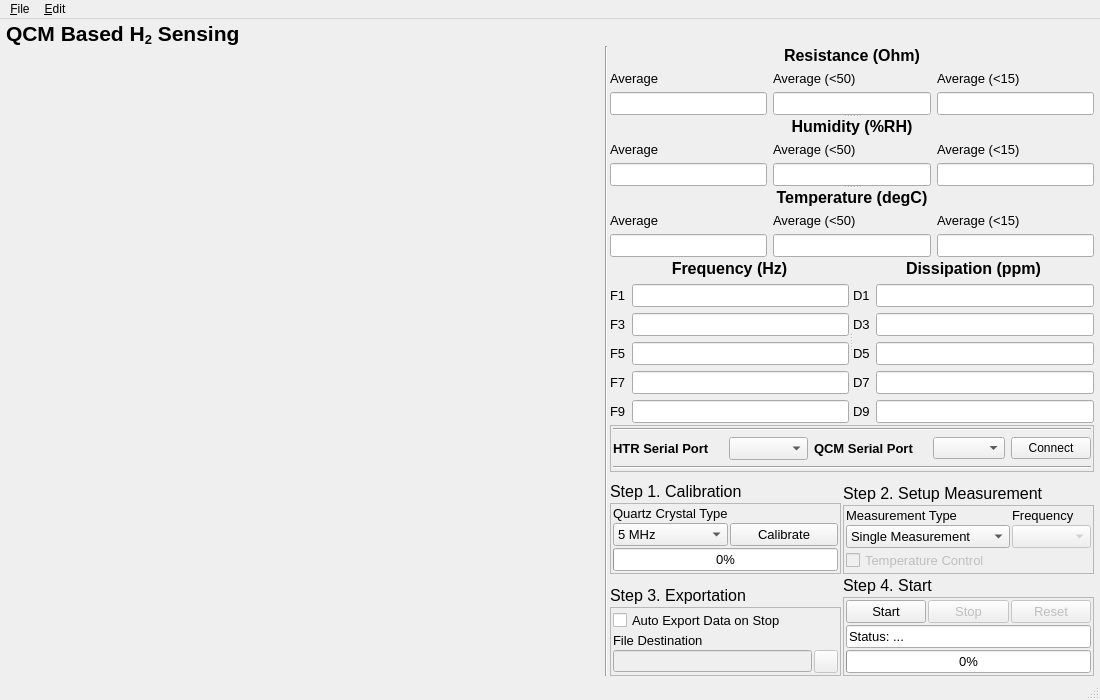
Qt form ui/main_gui.ui (CydiaBoss/uc-htr-sensor) before a commit.
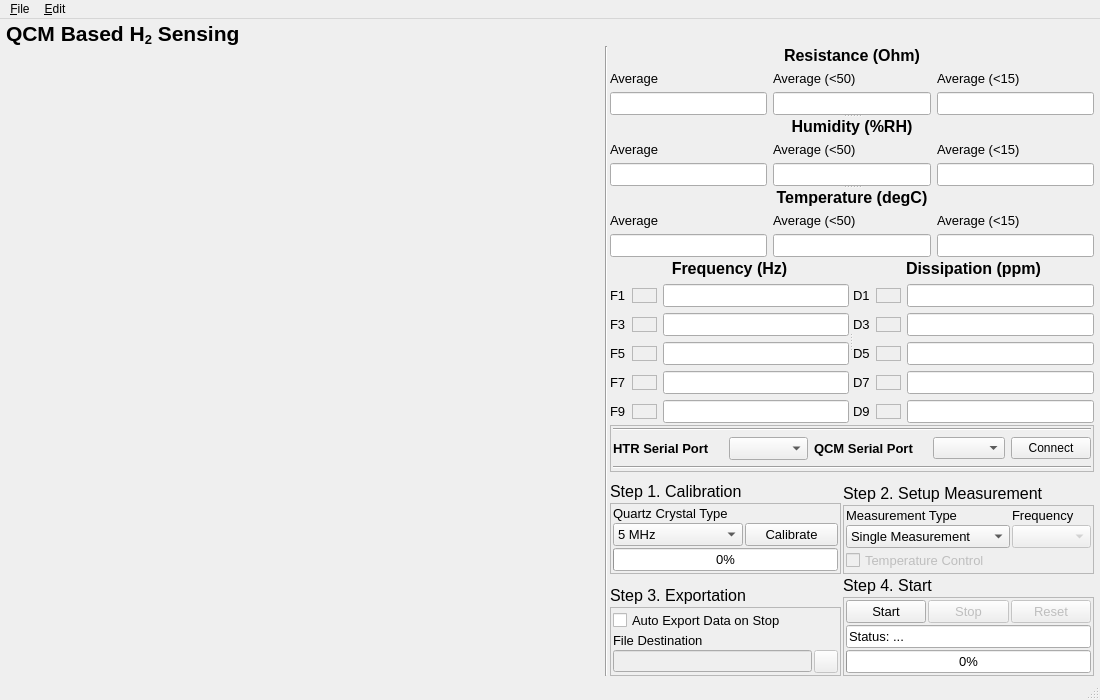
The same form after that commit. Icons and pictures are not drawn. Custom widgets are drawn as their Qt base class.

Commit message: #65 add colour legend to system

Patch:
```diff
--- a/ui/main_gui.ui
+++ b/ui/main_gui.ui
@@ -513,24 +513,9 @@
                </widget>
               </item>
               <item row="1" column="0">
-               <layout class="QGridLayout" name="gridLayout_18">
-                <item row="0" column="0">
-                 <widget class="QLabel" name="label_24">
-                  <property name="font">
-                   <font>
-                    <pointsize>10</pointsize>
-                   </font>
-                  </property>
-                  <property name="text">
-                   <string>F1</string>
-                  </property>
-                  <property name="buddy">
-                   <cstring>freq_f1</cstring>
-                  </property>
-                 </widget>
-                </item>
-                <item row="0" column="1">
-                 <widget class="QLineEdit" name="freq_f1">
+               <layout class="QGridLayout" name="gridLayout_18" columnminimumwidth="0,25,0">
+                <item row="3" column="2">
+                 <widget class="QLineEdit" name="freq_f7">
                   <property name="font">
                    <font>
                     <pointsize>10</pointsize>
@@ -541,6 +526,37 @@
                   </property>
                  </widget>
                 </item>
+                <item row="2" column="1">
+                 <widget class="QFrame" name="f5_colour">
+                  <property name="maximumSize">
+                   <size>
+                    <width>25</width>
+                    <height>15</height>
+                   </size>
+                  </property>
+                  <property name="frameShape">
+                   <enum>QFrame::StyledPanel</enum>
+                  </property>
+                  <property name="frameShadow">
+                   <enum>QFrame::Sunken</enum>
+                  </property>
+                 </widget>
+                </item>
+                <item row="4" column="0">
+                 <widget class="QLabel" name="label_28">
+                  <property name="font">
+                   <font>
+                    <pointsize>10</pointsize>
+                   </font>
+                  </property>
+                  <property name="text">
+                   <string>F9</string>
+                  </property>
+                  <property name="buddy">
+                   <cstring>freq_f9</cstring>
+                  </property>
+                 </widget>
+                </item>
                 <item row="1" column="0">
                  <widget class="QLabel" name="label_25">
                   <property name="font">
@@ -556,7 +572,7 @@
                   </property>
                  </widget>
                 </item>
-                <item row="1" column="1">
+                <item row="1" column="2">
                  <widget class="QLineEdit" name="freq_f3">
                   <property name="font">
                    <font>
@@ -568,6 +584,37 @@
                   </property>
                  </widget>
                 </item>
+                <item row="1" column="1">
+                 <widget class="QFrame" name="f3_colour">
+                  <property name="maximumSize">
+                   <size>
+                    <width>25</width>
+                    <height>15</height>
+                   </size>
+                  </property>
+                  <property name="frameShape">
+                   <enum>QFrame::StyledPanel</enum>
+                  </property>
+                  <property name="frameShadow">
+                   <enum>QFrame::Sunken</enum>
+                  </property>
+                 </widget>
+                </item>
+                <item row="0" column="0">
+                 <widget class="QLabel" name="label_24">
+                  <property name="font">
+                   <font>
+                    <pointsize>10</pointsize>
+                   </font>
+                  </property>
+                  <property name="text">
+                   <string>F1</string>
+                  </property>
+                  <property name="buddy">
+                   <cstring>freq_f1</cstring>
+                  </property>
+                 </widget>
+                </item>
                 <item row="2" column="0">
                  <widget class="QLabel" name="label_26">
                   <property name="font">
@@ -583,18 +630,6 @@
                   </property>
                  </widget>
                 </item>
-                <item row="2" column="1">
-                 <widget class="QLineEdit" name="freq_f5">
-                  <property name="font">
-                   <font>
-                    <pointsize>10</pointsize>
-                   </font>
-                  </property>
-                  <property name="readOnly">
-                   <bool>true</bool>
-                  </property>
-                 </widget>
-                </item>
                 <item row="3" column="0">
                  <widget class="QLabel" name="label_27">
                   <property name="font">
@@ -610,34 +645,7 @@
                   </property>
                  </widget>
                 </item>
-                <item row="3" column="1">
-                 <widget class="QLineEdit" name="freq_f7">
-                  <property name="font">
-                   <font>
-                    <pointsize>10</pointsize>
-                   </font>
-                  </property>
-                  <property name="readOnly">
-                   <bool>true</bool>
-                  </property>
-                 </widget>
-                </item>
-                <item row="4" column="0">
-                 <widget class="QLabel" name="label_28">
-                  <property name="font">
-                   <font>
-                    <pointsize>10</pointsize>
-                   </font>
-                  </property>
-                  <property name="text">
-                   <string>F9</string>
-                  </property>
-                  <property name="buddy">
-                   <cstring>freq_f9</cstring>
-                  </property>
-                 </widget>
-                </item>
-                <item row="4" column="1">
+                <item row="4" column="2">
                  <widget class="QLineEdit" name="freq_f9">
                   <property name="font">
                    <font>
@@ -649,6 +657,78 @@
                   </property>
                  </widget>
                 </item>
+                <item row="3" column="1">
+                 <widget class="QFrame" name="f7_colour">
+                  <property name="maximumSize">
+                   <size>
+                    <width>25</width>
+                    <height>15</height>
+                   </size>
+                  </property>
+                  <property name="frameShape">
+                   <enum>QFrame::StyledPanel</enum>
+                  </property>
+                  <property name="frameShadow">
+                   <enum>QFrame::Sunken</enum>
+                  </property>
+                 </widget>
+                </item>
+                <item row="0" column="2">
+                 <widget class="QLineEdit" name="freq_f1">
+                  <property name="font">
+                   <font>
+                    <pointsize>10</pointsize>
+                   </font>
+                  </property>
+                  <property name="readOnly">
+                   <bool>true</bool>
+                  </property>
+                 </widget>
+                </item>
+                <item row="2" column="2">
+                 <widget class="QLineEdit" name="freq_f5">
+                  <property name="font">
+                   <font>
+                    <pointsize>10</pointsize>
+                   </font>
+                  </property>
+                  <property name="readOnly">
+                   <bool>true</bool>
+                  </property>
+                 </widget>
+                </item>
+                <item row="4" column="1">
+                 <widget class="QFrame" name="f9_colour">
+                  <property name="maximumSize">
+                   <size>
+                    <width>25</width>
+                    <height>15</height>
+                   </size>
+                  </property>
+                  <property name="frameShape">
+                   <enum>QFrame::StyledPanel</enum>
+                  </property>
+                  <property name="frameShadow">
+                   <enum>QFrame::Sunken</enum>
+                  </property>
+                 </widget>
+                </item>
+                <item row="0" column="1">
+                 <widget class="QFrame" name="f1_colour">
+                  <property name="maximumSize">
+                   <size>
+                    <width>25</width>
+                    <height>15</height>
+                   </size>
+                  </property>
+                  <property name="frameShape">
+                   <enum>QFrame::StyledPanel</enum>
+                  </property>
+                  <property name="frameShadow">
+                   <enum>QFrame::Sunken</enum>
+                  </property>
+                 </widget>
+                </item>
                </layout>
               </item>
              </layout>
@@ -656,46 +736,7 @@
             <widget class="QWidget" name="layoutWidget">
              <layout class="QGridLayout" name="gridLayout_21">
               <item row="1" column="0">
-               <layout class="QGridLayout" name="gridLayout_19">
-                <item row="1" column="1">
-                 <widget class="QLineEdit" name="diss_d3">
-                  <property name="font">
-                   <font>
-                    <pointsize>10</pointsize>
-                   </font>
-                  </property>
-                  <property name="readOnly">
-                   <bool>true</bool>
-                  </property>
-                 </widget>
-                </item>
-                <item row="3" column="1">
-                 <widget class="QLineEdit" name="diss_d7">
-                  <property name="font">
-                   <font>
-                    <pointsize>10</pointsize>
-                   </font>
-                  </property>
-                  <property name="readOnly">
-                   <bool>true</bool>
-                  </property>
-                 </widget>
-                </item>
-                <item row="4" column="0">
-                 <widget class="QLabel" name="label_33">
-                  <property name="font">
-                   <font>
-                    <pointsize>10</pointsize>
-                   </font>
-                  </property>
-                  <property name="text">
-                   <string>D9</string>
-                  </property>
-                  <property name="buddy">
-                   <cstring>diss_d9</cstring>
-                  </property>
-                 </widget>
-                </item>
+               <layout class="QGridLayout" name="gridLayout_19" columnminimumwidth="0,25,0">
                 <item row="3" column="0">
                  <widget class="QLabel" name="label_32">
                   <property name="font">
@@ -711,7 +752,7 @@
                   </property>
                  </widget>
                 </item>
-                <item row="0" column="1">
+                <item row="0" column="2">
                  <widget class="QLineEdit" name="diss_d1">
                   <property name="font">
                    <font>
@@ -723,6 +764,33 @@
                   </property>
                  </widget>
                 </item>
+                <item row="4" column="0">
+                 <widget class="QLabel" name="label_33">
+                  <property name="font">
+                   <font>
+                    <pointsize>10</pointsize>
+                   </font>
+                  </property>
+                  <property name="text">
+                   <string>D9</string>
+                  </property>
+                  <property name="buddy">
+                   <cstring>diss_d9</cstring>
+                  </property>
+                 </widget>
+                </item>
+                <item row="2" column="2">
+                 <widget class="QLineEdit" name="diss_d5">
+                  <property name="font">
+                   <font>
+                    <pointsize>10</pointsize>
+                   </font>
+                  </property>
+                  <property name="readOnly">
+                   <bool>true</bool>
+                  </property>
+                 </widget>
+                </item>
                 <item row="1" column="0">
                  <widget class="QLabel" name="label_30">
                   <property name="font">
@@ -738,6 +806,18 @@
                   </property>
                  </widget>
                 </item>
+                <item row="3" column="2">
+                 <widget class="QLineEdit" name="diss_d7">
+                  <property name="font">
+                   <font>
+                    <pointsize>10</pointsize>
+                   </font>
+                  </property>
+                  <property name="readOnly">
+                   <bool>true</bool>
+                  </property>
+                 </widget>
+                </item>
                 <item row="2" column="0">
                  <widget class="QLabel" name="label_31">
                   <property name="font">
@@ -768,8 +848,24 @@
                   </property>
                  </widget>
                 </item>
-                <item row="2" column="1">
-                 <widget class="QLineEdit" name="diss_d5">
+                <item row="4" column="1">
+                 <widget class="QFrame" name="d9_colour">
+                  <property name="maximumSize">
+                   <size>
+                    <width>25</width>
+                    <height>15</height>
+                   </size>
+                  </property>
+                  <property name="frameShape">
+                   <enum>QFrame::StyledPanel</enum>
+                  </property>
+                  <property name="frameShadow">
+                   <enum>QFrame::Sunken</enum>
+                  </property>
+                 </widget>
+                </item>
+                <item row="1" column="2">
+                 <widget class="QLineEdit" name="diss_d3">
                   <property name="font">
                    <font>
                     <pointsize>10</pointsize>
@@ -780,7 +876,7 @@
                   </property>
                  </widget>
                 </item>
-                <item row="4" column="1">
+                <item row="4" column="2">
                  <widget class="QLineEdit" name="diss_d9">
                   <property name="font">
                    <font>
@@ -792,6 +888,70 @@
                   </property>
                  </widget>
                 </item>
+                <item row="3" column="1">
+                 <widget class="QFrame" name="d7_colour">
+                  <property name="maximumSize">
+                   <size>
+                    <width>25</width>
+                    <height>15</height>
+                   </size>
+                  </property>
+                  <property name="frameShape">
+                   <enum>QFrame::StyledPanel</enum>
+                  </property>
+                  <property name="frameShadow">
+                   <enum>QFrame::Sunken</enum>
+                  </property>
+                 </widget>
+                </item>
+                <item row="2" column="1">
+                 <widget class="QFrame" name="d5_colour">
+                  <property name="maximumSize">
+                   <size>
+                    <width>25</width>
+                    <height>15</height>
+                   </size>
+                  </property>
+                  <property name="frameShape">
+                   <enum>QFrame::StyledPanel</enum>
+                  </property>
+                  <property name="frameShadow">
+                   <enum>QFrame::Sunken</enum>
+                  </property>
+                 </widget>
+                </item>
+                <item row="1" column="1">
+                 <widget class="QFrame" name="d3_colour">
+                  <property name="maximumSize">
+                   <size>
+                    <width>25</width>
+                    <height>15</height>
+                   </size>
+                  </property>
+                  <property name="frameShape">
+                   <enum>QFrame::StyledPanel</enum>
+                  </property>
+                  <property name="frameShadow">
+                   <enum>QFrame::Sunken</enum>
+                  </property>
+                 </widget>
+                </item>
+                <item row="0" column="1">
+                 <widget class="QFrame" name="d1_colour">
+                  <property name="maximumSize">
+                   <size>
+                    <width>25</width>
+                    <height>15</height>
+                   </size>
+                  </property>
+                  <property name="frameShape">
+                   <enum>QFrame::StyledPanel</enum>
+                  </property>
+                  <property name="frameShadow">
+                   <enum>QFrame::Sunken</enum>
+                  </property>
+                 </widget>
+                </item>
                </layout>
               </item>
               <item row="0" column="0">
@@ -869,7 +1029,7 @@
                     <number>2</number>
                    </property>
                    <item>
-                    <layout class="QGridLayout" name="gridLayout_2">
+                    <layout class="QGridLayout" name="gridLayout_2" columnstretch="7,5">
                      <property name="verticalSpacing">
                       <number>2</number>
                      </property>
@@ -892,21 +1052,6 @@
                        </item>
                       </widget>
                      </item>
-                     <item row="0" column="0">
-                      <widget class="QLabel" name="label">
-                       <property name="font">
-                        <font>
-                         <pointsize>10</pointsize>
-                        </font>
-                       </property>
-                       <property name="text">
-                        <string>Quartz Crystal Type</string>
-                       </property>
-                       <property name="buddy">
-                        <cstring>qc_type</cstring>
-                       </property>
-                      </widget>
-                     </item>
                      <item row="2" column="0" colspan="2">
                       <widget class="QProgressBar" name="calibration_bar">
                        <property name="font">
@@ -929,6 +1074,25 @@
                        <property name="text">
                         <string>Calibrate</string>
                        </property>
+                       <property name="icon">
+                        <iconset resource="resources/main.qrc">
+                         <normaloff>:/main/calibrate.png</normaloff>:/main/calibrate.png</iconset>
+                       </property>
+                      </widget>
+                     </item>
+                     <item row="0" column="0" colspan="2">
+                      <widget class="QLabel" name="label">
+                       <property name="font">
+                        <font>
+                         <pointsize>10</pointsize>
+                        </font>
+                       </property>
+                       <property name="text">
+                        <string>Quartz Crystal Type</string>
+                       </property>
+                       <property name="buddy">
+                        <cstring>qc_type</cstring>
+                       </property>
                       </widget>
                      </item>
                     </layout>
@@ -1013,18 +1177,6 @@
                        </property>
                       </widget>
                      </item>
-                     <item row="1" column="0">
-                      <widget class="QLabel" name="label_6">
-                       <property name="font">
-                        <font>
-                         <pointsize>10</pointsize>
-                        </font>
-                       </property>
-                       <property name="text">
-                        <string>File Destination</string>
-                       </property>
-                      </widget>
-                     </item>
                      <item row="0" column="0" colspan="2">
                       <widget class="QCheckBox" name="auto_export">
                        <property name="font">
@@ -1037,6 +1189,18 @@
                        </property>
                       </widget>
                      </item>
+                     <item row="1" column="0" colspan="2">
+                      <widget class="QLabel" name="label_6">
+                       <property name="font">
+                        <font>
+                         <pointsize>10</pointsize>
+                        </font>
+                       </property>
+                       <property name="text">
+                        <string>File Destination</string>
+                       </property>
+                      </widget>
+                     </item>
                     </layout>
                    </item>
                   </layout>
@@ -1183,7 +1347,7 @@
                        </property>
                       </widget>
                      </item>
-                     <item row="2" column="0">
+                     <item row="2" column="0" colspan="2">
                       <widget class="QCheckBox" name="qcm_temp_ctrl">
                        <property name="enabled">
                         <bool>false</bool>
```
Left out of the diff: 12 changed lines with no effect on the pictures. The commit also changes 5 other files.
